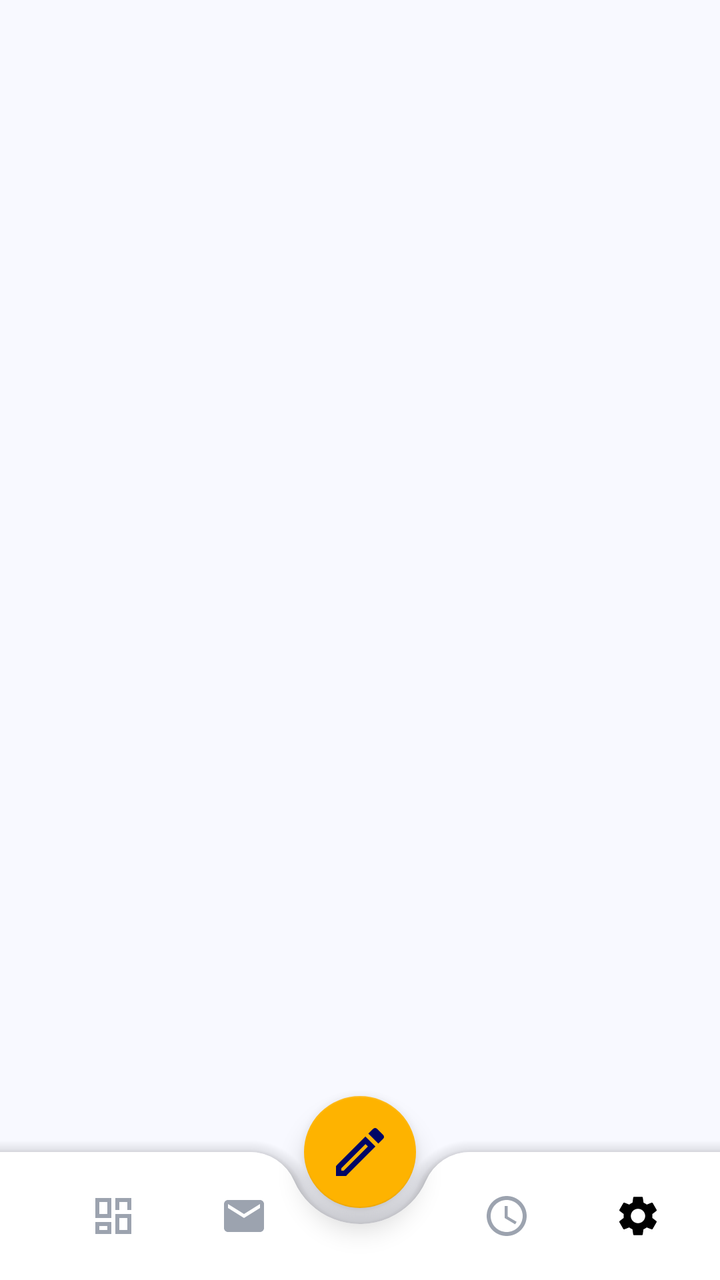
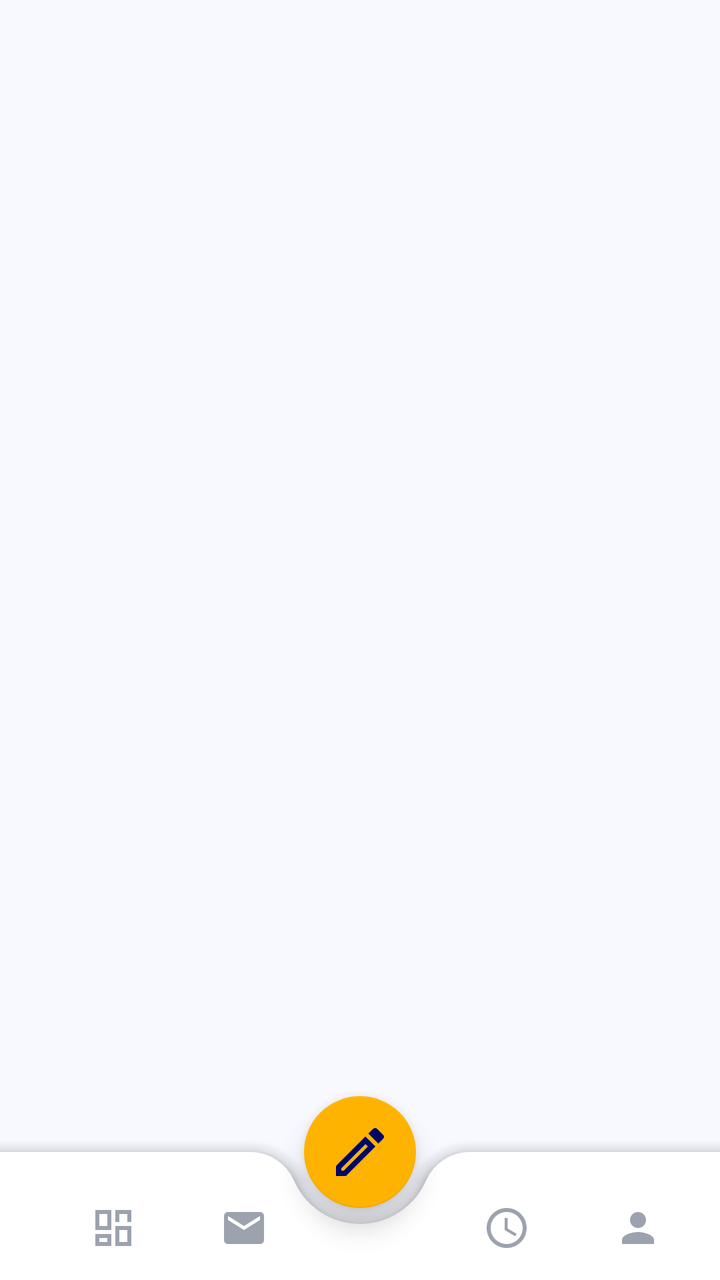

An Android layout rendered at two revisions. The XML below is the earlier revision; the diff shows what the commit changed to produce the second picture.
<!-- AndroidManifest.xml: application theme Theme.JavaTraining -->
<!-- res/layout/activity_main.xml -->
<?xml version="1.0" encoding="utf-8"?>
<androidx.coordinatorlayout.widget.CoordinatorLayout xmlns:android="http://schemas.android.com/apk/res/android"
    xmlns:app="http://schemas.android.com/apk/res-auto"
    android:layout_width="match_parent"
    android:layout_height="match_parent"
    android:clipChildren="false"
    android:clipToPadding="false"
    android:fitsSystemWindows="true"
    android:background="@color/ent_background">

    <FrameLayout
        android:id="@+id/fragment_container"
        android:layout_width="match_parent"
        android:layout_height="match_parent" />

    <com.google.android.material.bottomappbar.BottomAppBar
        android:id="@+id/bottomAppBar"
        android:layout_width="match_parent"
        android:layout_height="64dp"
        android:layout_gravity="bottom"
        app:backgroundTint="@color/ent_surface"
        app:fabCradleMargin="8dp"
        app:fabCradleRoundedCornerRadius="24dp"
        app:fabCradleVerticalOffset="0dp"
        app:elevation="12dp">

        <LinearLayout
            android:layout_width="match_parent"
            android:layout_height="match_parent"
            android:orientation="horizontal"
            android:paddingHorizontal="8dp"
            android:gravity="center_vertical">

            
            <RelativeLayout
                android:id="@+id/navDashboard"
                android:layout_width="0dp"
                android:layout_height="match_parent"
                android:layout_weight="1"
                android:clickable="true"
                android:focusable="true"
                android:background="?attr/selectableItemBackgroundBorderless">
                <ImageView
                    android:id="@+id/iconDashboard"
                    android:layout_width="24dp"
                    android:layout_height="24dp"
                    android:layout_centerInParent="true"
                    android:src="@drawable/ic_nav_dashboard" />
                <View
                    android:id="@+id/dotDashboard"
                    android:layout_width="4dp"
                    android:layout_height="4dp"
                    android:layout_below="@id/iconDashboard"
                    android:layout_centerHorizontal="true"
                    android:layout_marginTop="4dp"
                    android:background="@drawable/bg_nav_dot"
                    android:visibility="invisible" />
            </RelativeLayout>

            
            <RelativeLayout
                android:id="@+id/navQuickIzin"
                android:layout_width="0dp"
                android:layout_height="match_parent"
                android:layout_weight="1"
                android:clickable="true"
                android:focusable="true"
                android:background="?attr/selectableItemBackgroundBorderless">
                <ImageView
                    android:id="@+id/iconQuickIzin"
                    android:layout_width="24dp"
                    android:layout_height="24dp"
                    android:layout_centerInParent="true"
                    android:src="@drawable/ic_email_outline" />
                <View
                    android:id="@+id/dotQuickIzin"
                    android:layout_width="4dp"
                    android:layout_height="4dp"
                    android:layout_below="@id/iconQuickIzin"
                    android:layout_centerHorizontal="true"
                    android:layout_marginTop="4dp"
                    android:background="@drawable/bg_nav_dot"
                    android:visibility="invisible" />
            </RelativeLayout>

            
            <View
                android:layout_width="0dp"
                android:layout_height="0dp"
                android:layout_weight="1" />

            
            <RelativeLayout
                android:id="@+id/navHistory"
                android:layout_width="0dp"
                android:layout_height="match_parent"
                android:layout_weight="1"
                android:clickable="true"
                android:focusable="true"
                android:background="?attr/selectableItemBackgroundBorderless">
                <ImageView
                    android:id="@+id/iconHistory"
                    android:layout_width="24dp"
                    android:layout_height="24dp"
                    android:layout_centerInParent="true"
                    android:src="@drawable/ic_nav_history" />
                <View
                    android:id="@+id/dotHistory"
                    android:layout_width="4dp"
                    android:layout_height="4dp"
                    android:layout_below="@id/iconHistory"
                    android:layout_centerHorizontal="true"
                    android:layout_marginTop="4dp"
                    android:background="@drawable/bg_nav_dot"
                    android:visibility="invisible" />
            </RelativeLayout>

            
            <RelativeLayout
                android:id="@+id/navProfile"
                android:layout_width="0dp"
                android:layout_height="match_parent"
                android:layout_weight="1"
                android:clickable="true"
                android:focusable="true"
                android:background="?attr/selectableItemBackgroundBorderless">
                <ImageView
                    android:id="@+id/iconProfile"
                    android:layout_width="24dp"
                    android:layout_height="24dp"
                    android:layout_centerInParent="true"
                    android:src="@drawable/ic_settings" />
                <View
                    android:id="@+id/dotProfile"
                    android:layout_width="4dp"
                    android:layout_height="4dp"
                    android:layout_below="@id/iconProfile"
                    android:layout_centerHorizontal="true"
                    android:layout_marginTop="4dp"
                    android:background="@drawable/bg_nav_dot"
                    android:visibility="invisible" />
            </RelativeLayout>

        </LinearLayout>
    </com.google.android.material.bottomappbar.BottomAppBar>

    <com.google.android.material.floatingactionbutton.FloatingActionButton
        android:id="@+id/fabManual"
        android:layout_width="wrap_content"
        android:layout_height="wrap_content"
        android:src="@drawable/ic_nav_manual"
        app:backgroundTint="@color/ent_secondary"
        app:tint="@color/ent_primary"
        app:layout_anchor="@id/bottomAppBar"
        app:fabCustomSize="56dp"
        app:maxImageSize="32dp"
        app:elevation="8dp" />

</androidx.coordinatorlayout.widget.CoordinatorLayout>
<!-- resources referenced by this layout -->
<resources>
  <color name="ent_background">#F8F9FF</color>
  <color name="ent_primary">#000666</color>
  <color name="ent_secondary">#FEB300</color>
  <color name="ent_surface">#FFFFFF</color>
  <!-- drawable bg_nav_dot (drawable) -->
  <?xml version="1.0" encoding="utf-8"?>
  <shape xmlns:android="http://schemas.android.com/apk/res/android" android:shape="oval">
      <solid android:color="@color/dash_accent_orange" />
      <size android:width="4dp" android:height="4dp" />
  </shape>
  <!-- drawable ic_email_outline (drawable) -->
  <vector xmlns:android="http://schemas.android.com/apk/res/android"
      android:width="24dp"
      android:height="24dp"
      android:viewportWidth="24"
      android:viewportHeight="24"
      android:tint="#9CA3AF">
    <path android:fillColor="@android:color/white" android:pathData="M20,4H4c-1.1,0 -1.99,0.9 -1.99,2L2,18c0,1.1 0.9,2 2,2h16c1.1,0 2,-0.9 2,-2V6c0,-1.1 -0.9,-2 -2,-2zm0,4l-8,5 -8,-5V6l8,5 8,-5v2z"/>
  </vector>
  <!-- drawable ic_nav_dashboard (drawable) -->
  <vector xmlns:android="http://schemas.android.com/apk/res/android"
      android:width="24dp"
      android:height="24dp"
      android:viewportWidth="24"
      android:viewportHeight="24">
    <path
        android:pathData="M3,13h8V3H3v10zM3,21h8v-6H3v6zM13,21h8V11h-8v10zM13,3v6h8V3h-8zM5,5h4v6H5V5zM15,13h4v6h-4v-6zM5,17h4v2H5v-2zM15,5h4v4h-4V5z"
        android:fillColor="@color/nav_inactive_gray"/>
  </vector>
  <!-- drawable ic_nav_manual (drawable) -->
  <vector xmlns:android="http://schemas.android.com/apk/res/android"
      android:width="24dp"
      android:height="24dp"
      android:viewportWidth="24"
      android:viewportHeight="24">
    <path
        android:pathData="M14.06,9.02l0.92,0.92L5.92,19H5v-0.92l9.06,-9.06M17.66,3c-0.25,0 -0.51,0.1 -0.7,0.29l-1.83,1.83 3.75,3.75 1.83,-1.83c0.39,-0.39 0.39,-1.02 0,-1.41l-2.34,-2.34c-0.2,-0.2 -0.45,-0.29 -0.71,-0.29zm-3.6,3.19L3,17.25V21h3.75L17.81,9.94l-3.75,-3.75z"
        android:fillColor="@color/nav_inactive_gray"/>
  </vector>
  <!-- drawable ic_settings (drawable) -->
  <vector xmlns:android="http://schemas.android.com/apk/res/android"
      android:width="24dp"
      android:height="24dp"
      android:viewportWidth="24"
      android:viewportHeight="24">
    <path
        android:fillColor="#FF000000"
        android:pathData="M19.14,12.94c0.04,-0.3 0.06,-0.61 0.06,-0.94c0,-0.32 -0.02,-0.64 -0.06,-0.94l2.03,-1.58c0.18,-0.14 0.23,-0.41 0.12,-0.61l-1.92,-3.32c-0.12,-0.22 -0.37,-0.29 -0.59,-0.22l-2.39,0.96c-0.5,-0.38 -1.03,-0.7 -1.62,-0.94L14.4,2.81c-0.04,-0.24 -0.24,-0.41 -0.48,-0.41h-3.84c-0.24,0 -0.43,0.17 -0.47,0.41L9.25,5.35C8.66,5.59 8.12,5.92 7.63,6.29L5.24,5.33c-0.22,-0.08 -0.47,0 -0.59,0.22L2.73,8.87C2.62,9.08 2.66,9.34 2.86,9.48l2.03,1.58C4.84,11.36 4.8,11.69 4.8,12s0.02,0.64 0.06,0.94l-2.03,1.58c-0.18,0.14 -0.23,0.41 -0.12,0.61l1.92,3.32c0.12,0.22 0.37,0.29 0.59,0.22l2.39,-0.96c0.5,0.38 1.03,0.7 1.62,0.94l0.36,2.54c0.05,0.24 0.24,0.41 0.48,0.41h3.84c0.24,0 0.43,-0.17 0.47,-0.41l0.36,-2.54c0.59,-0.24 1.13,-0.56 1.62,-0.94l2.39,0.96c0.22,0.08 0.47,0 0.59,-0.22l1.92,-3.32c0.12,-0.22 0.07,-0.49 -0.12,-0.61L19.14,12.94zM12,15.6c-1.98,0 -3.6,-1.62 -3.6,-3.6s1.62,-3.6 3.6,-3.6s3.6,1.62 3.6,3.6S13.98,15.6 12,15.6z"/>
  </vector>
  <color name="dash_accent_orange">#F4A912</color>
  <color name="nav_inactive_gray">#9CA3AF</color>
  <color name="colorPrimary">#1A2D72</color>
  <color name="colorPrimaryDark">#141A4C</color>
  <color name="textWhite">#FFFFFF</color>
  <color name="colorAccent">#F4A912</color>
  <color name="backgroundLight">#1A2D72</color>
  <color name="cardBackground">#283C90</color>
  <color name="textPrimary">#FFFFFF</color>
  <!-- unchanged entries left out for length: 2 -->
</resources>

<!-- the commit's change to res/layout/activity_main.xml (unified diff, before → after) -->
@@ -5,7 +5,6 @@
     android:layout_height="match_parent"
     android:clipChildren="false"
     android:clipToPadding="false"
-    android:fitsSystemWindows="true"
     android:background="@color/ent_background">
 
     <FrameLayout
@@ -29,6 +28,7 @@
             android:layout_height="match_parent"
             android:orientation="horizontal"
             android:paddingHorizontal="8dp"
+            android:paddingTop="12dp"
             android:gravity="center_vertical">
 
             
@@ -129,7 +129,7 @@
                     android:layout_width="24dp"
                     android:layout_height="24dp"
                     android:layout_centerInParent="true"
-                    android:src="@drawable/ic_settings" />
+                    android:src="@drawable/ic_nav_profile" />
                 <View
                     android:id="@+id/dotProfile"
                     android:layout_width="4dp"
<!-- resource entries referenced after the edit -->
@@ -39,15 +39,15 @@
         android:pathData="M14.06,9.02l0.92,0.92L5.92,19H5v-0.92l9.06,-9.06M17.66,3c-0.25,0 -0.51,0.1 -0.7,0.29l-1.83,1.83 3.75,3.75 1.83,-1.83c0.39,-0.39 0.39,-1.02 0,-1.41l-2.34,-2.34c-0.2,-0.2 -0.45,-0.29 -0.71,-0.29zm-3.6,3.19L3,17.25V21h3.75L17.81,9.94l-3.75,-3.75z"
         android:fillColor="@color/nav_inactive_gray"/>
   </vector>
-  <!-- drawable ic_settings (drawable) -->
+  <!-- drawable ic_nav_profile (drawable) -->
   <vector xmlns:android="http://schemas.android.com/apk/res/android"
       android:width="24dp"
       android:height="24dp"
       android:viewportWidth="24"
       android:viewportHeight="24">
     <path
-        android:fillColor="#FF000000"
-        android:pathData="M19.14,12.94c0.04,-0.3 0.06,-0.61 0.06,-0.94c0,-0.32 -0.02,-0.64 -0.06,-0.94l2.03,-1.58c0.18,-0.14 0.23,-0.41 0.12,-0.61l-1.92,-3.32c-0.12,-0.22 -0.37,-0.29 -0.59,-0.22l-2.39,0.96c-0.5,-0.38 -1.03,-0.7 -1.62,-0.94L14.4,2.81c-0.04,-0.24 -0.24,-0.41 -0.48,-0.41h-3.84c-0.24,0 -0.43,0.17 -0.47,0.41L9.25,5.35C8.66,5.59 8.12,5.92 7.63,6.29L5.24,5.33c-0.22,-0.08 -0.47,0 -0.59,0.22L2.73,8.87C2.62,9.08 2.66,9.34 2.86,9.48l2.03,1.58C4.84,11.36 4.8,11.69 4.8,12s0.02,0.64 0.06,0.94l-2.03,1.58c-0.18,0.14 -0.23,0.41 -0.12,0.61l1.92,3.32c0.12,0.22 0.37,0.29 0.59,0.22l2.39,-0.96c0.5,0.38 1.03,0.7 1.62,0.94l0.36,2.54c0.05,0.24 0.24,0.41 0.48,0.41h3.84c0.24,0 0.43,-0.17 0.47,-0.41l0.36,-2.54c0.59,-0.24 1.13,-0.56 1.62,-0.94l2.39,0.96c0.22,0.08 0.47,0 0.59,-0.22l1.92,-3.32c0.12,-0.22 0.07,-0.49 -0.12,-0.61L19.14,12.94zM12,15.6c-1.98,0 -3.6,-1.62 -3.6,-3.6s1.62,-3.6 3.6,-3.6s3.6,1.62 3.6,3.6S13.98,15.6 12,15.6z"/>
+        android:pathData="M12,12c2.21,0 4,-1.79 4,-4s-1.79,-4 -4,-4 -4,1.79 -4,4 1.79,4 4,4zm0,2c-2.67,0 -8,1.34 -8,4v2h16v-2c0,-2.66 -5.33,-4 -8,-4z"
+        android:fillColor="@color/nav_inactive_gray"/>
   </vector>
   <color name="dash_accent_orange">#F4A912</color>
   <color name="nav_inactive_gray">#9CA3AF</color>
